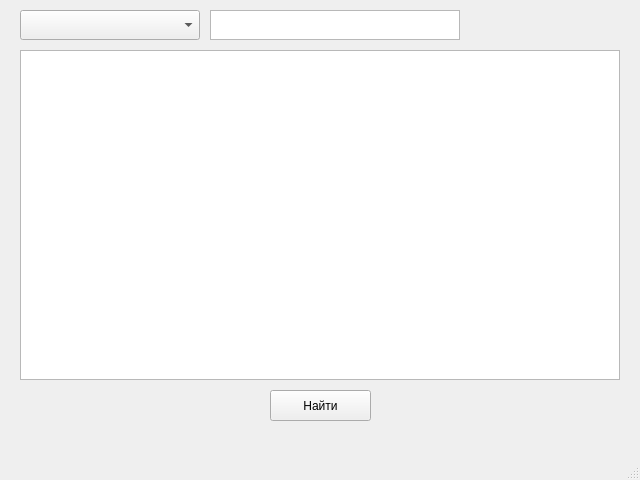
This is QT8/ui/book.ui in Elizaveta-pl/d-19 as Qt 5 draws it before an edit. The edited form follows.
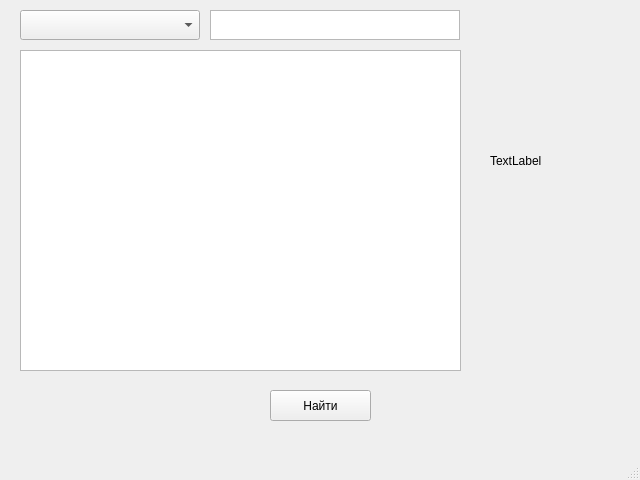
This is the edited form.

```diff
--- a/QT8/ui/book.ui
+++ b/QT8/ui/book.ui
@@ -32,8 +32,8 @@
      <rect>
       <x>20</x>
       <y>50</y>
-      <width>600</width>
-      <height>330</height>
+      <width>441</width>
+      <height>321</height>
      </rect>
     </property>
    </widget>
@@ -57,6 +57,19 @@
      </rect>
     </property>
    </widget>
+   <widget class="QLabel" name="label">
+    <property name="geometry">
+     <rect>
+      <x>490</x>
+      <y>70</y>
+      <width>131</width>
+      <height>181</height>
+     </rect>
+    </property>
+    <property name="text">
+     <string>TextLabel</string>
+    </property>
+   </widget>
   </widget>
   <widget class="QMenuBar" name="menubar">
    <property name="geometry">
```
